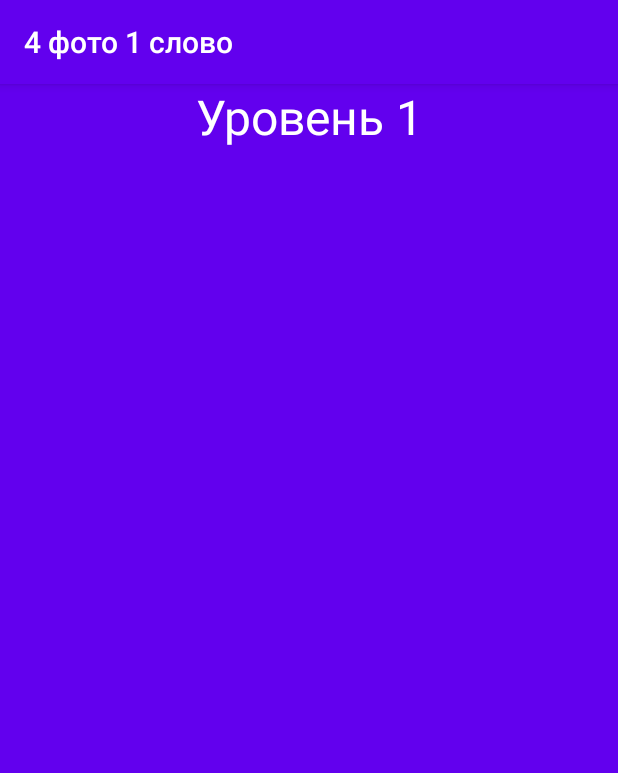
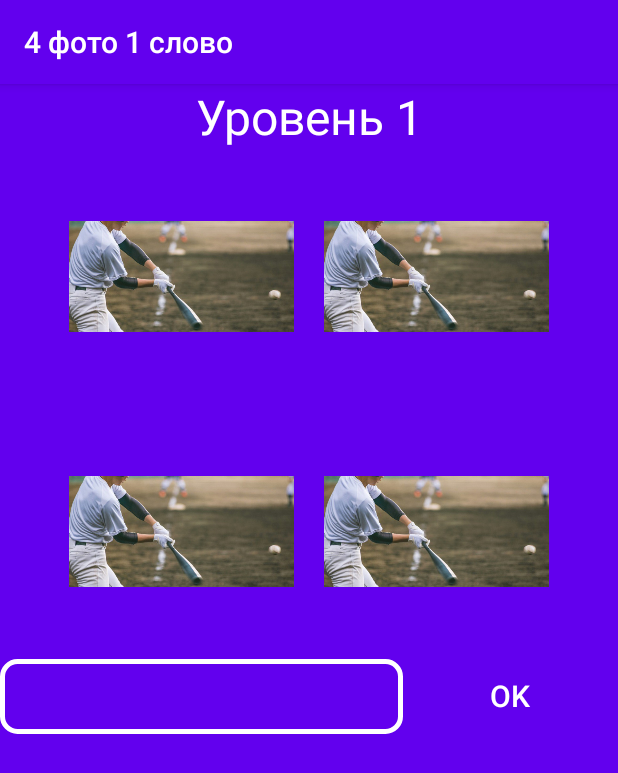
Before and after one commit to Nursultan1125/hw_android_2, an Android app: the screen it shows after launch (MainActivity), on a phone screen of 412 x 824 dp. Shown: the top 773 px of the screen. Run offline under Robolectric (Android 15) with nearby library versions, the phone set to English and light mode, and no system bars.

Commit message:
add controller init

```diff
--- a/app/src/main/java/com/example/myapplication/MainActivity.java
+++ b/app/src/main/java/com/example/myapplication/MainActivity.java
@@ -2,14 +2,17 @@ package com.example.myapplication;
 
 import androidx.appcompat.app.ActionBar;
 import androidx.appcompat.app.AppCompatActivity;
-
 import android.os.Bundle;
+import android.widget.Button;
+import android.widget.EditText;
 import android.widget.ImageView;
 
 public class MainActivity extends AppCompatActivity {
 
 
     ImageView imageViewA, imageViewB, imageViewC, imageViewD;
+    EditText editTextView;
+    Button button;
 
     @Override
     protected void onCreate(Bundle savedInstanceState) {
@@ -21,8 +24,15 @@ public class MainActivity extends AppCompatActivity {
         imageViewB = findViewById(R.id.imageB);
         imageViewC = findViewById(R.id.imageC);
         imageViewD = findViewById(R.id.imageD);
+        editTextView = findViewById(R.id.editTextView);
+        button = findViewById(R.id.button);
 
         assert appbar != null;
         appbar.setTitle("4 фото 1 слово");
+
+        imageViewA.setImageResource(R.drawable.baseball1);
+        imageViewB.setImageResource(R.drawable.baseball1);
+        imageViewC.setImageResource(R.drawable.baseball1);
+        imageViewD.setImageResource(R.drawable.baseball1);
     }
 }
--- a/app/src/main/java/com/example/myapplication/Question.java
+++ b/app/src/main/java/com/example/myapplication/Question.java
@@ -2,6 +2,32 @@ package com.example.myapplication;
 
 public class Question {
 
-    String answer;
-    String[] images = new String[4];
+    private String answer;
+    private int[] images;
+
+    Question(int[] images, String answer) {
+        this.answer = answer;
+        this.images = images;
+    }
+
+    static final Question[] QUESTIONS = {
+            new Question(new int[]{R.drawable.baseball1, R.drawable.baseball2, R.drawable.baseball3, R.drawable.baseball4}, "Baseball"),
+            new Question(new int[]{R.drawable.football1, R.drawable.football2, R.drawable.football3, R.drawable.football4}, "Football"),
+            new Question(new int[]{R.drawable.chess1, R.drawable.chess2, R.drawable.chess3, R.drawable.chess4}, "Chess"),
+            new Question(new int[]{R.drawable.bishkek1, R.drawable.bishkek2, R.drawable.bishkek3, R.drawable.bishkek4}, "Bishkek"),
+            new Question(new int[]{R.drawable.france1, R.drawable.france2, R.drawable.france3, R.drawable.france4}, "France"),
+    };
+
+    boolean isRightAnswer(String answer){
+        return this.answer.equals(answer);
+    }
+
+
+    public int[] getImages() {
+        return images;
+    }
+
+    public String getAnswer(){
+        return answer;
+    }
 }
--- /dev/null
+++ b/app/src/main/res/drawable-v24/edit_text_background.xml
@@ -0,0 +1,10 @@
+<?xml version="1.0" encoding="utf-8"?>
+
+<shape xmlns:android="http://schemas.android.com/apk/res/android"
+    android:shape="rectangle">
+    <solid android:color="@android:color/transparent" />
+    <corners android:radius="10dp" />
+    <stroke
+        android:width="3dp"
+        android:color="#fff" />
+</shape>
--- a/app/src/main/res/layout/activity_main.xml
+++ b/app/src/main/res/layout/activity_main.xml
@@ -4,7 +4,7 @@
     android:layout_width="match_parent"
     android:layout_height="match_parent"
     tools:context=".MainActivity"
-    android:orientation="horizontal"
+    android:orientation="vertical"
     android:background="@color/colorPrimary"
     >
 
@@ -20,18 +20,20 @@
     <LinearLayout
         android:layout_width="match_parent"
         android:layout_height="wrap_content"
-        android:orientation="horizontal">
+        android:orientation="horizontal"
+        android:gravity="center">
 
         <ImageView
             android:id="@+id/imageA"
-            android:layout_width="match_parent"
-            android:layout_height="10dp"
+            android:layout_width="150dp"
+            android:layout_height="150dp"
             android:contentDescription="TODO"
-            />
+            android:layout_margin="10dp" />
         <ImageView
             android:id="@+id/imageB"
-            android:layout_width="match_parent"
-            android:layout_height="wrap_content"
+            android:layout_width="150dp"
+            android:layout_height="150dp"
+            android:layout_margin="10dp"
             android:contentDescription="TODO" />
 
     </LinearLayout>
@@ -39,18 +41,50 @@
     <LinearLayout
         android:layout_width="match_parent"
         android:layout_height="wrap_content"
-        android:orientation="horizontal">
+        android:orientation="horizontal"
+        android:gravity="center">
         <ImageView
             android:id="@+id/imageC"
-            android:layout_width="match_parent"
-            android:layout_height="wrap_content"
+            android:layout_width="150dp"
+            android:layout_height="150dp"
+            android:layout_margin="10dp"
             android:contentDescription="TODO" />
         <ImageView
             android:id="@+id/imageD"
-            android:layout_width="wrap_content"
-            android:layout_height="wrap_content"
+            android:layout_width="150dp"
+            android:layout_height="150dp"
+            android:layout_margin="10dp"
             android:contentDescription="TODO" />
 
     </LinearLayout>
 
+    <LinearLayout
+        android:layout_width="match_parent"
+        android:layout_height="match_parent"
+        android:orientation="horizontal">
+
+        <EditText
+            android:id="@+id/editTextView"
+            android:layout_width="wrap_content"
+            android:layout_height="50dp"
+            android:layout_weight="1"
+            android:ems="10"
+            android:inputType="textPersonName"
+            android:background="@drawable/edit_text_background"
+            android:padding="10dp"
+            />
+
+        <Button
+            android:background="@android:color/transparent"
+            android:id="@+id/button"
+            android:layout_width="wrap_content"
+            android:layout_height="wrap_content"
+            android:layout_weight="1"
+            android:textColor="#fff"
+            android:textFontWeight="@android:integer/config_shortAnimTime"
+            android:textSize="20dp"
+            android:text="Ok" />
+
+    </LinearLayout>
+
 </LinearLayout>
--- a/app/src/main/res/values/colors.xml
+++ b/app/src/main/res/values/colors.xml
@@ -3,4 +3,6 @@
     <color name="colorPrimary">#6200EE</color>
     <color name="colorPrimaryDark">#3700B3</color>
     <color name="colorAccent">#03DAC5</color>
+    <color name="mtrl_textinput_default_box_stroke_color">#fff</color>
+
 </resources>
```
